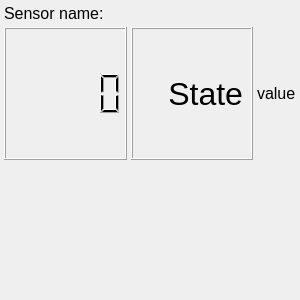
Pvg08/ESP_CStation, file CStation/widgets/sensorblock.ui: the form before one commit.
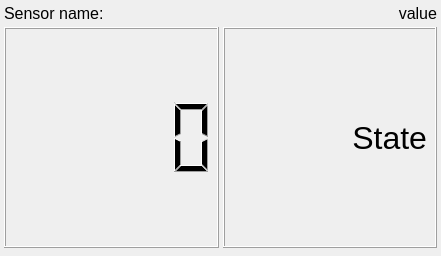
The form after the commit.

What changed in the file:
```diff
--- a/CStation/widgets/sensorblock.ui
+++ b/CStation/widgets/sensorblock.ui
@@ -6,14 +6,14 @@
    <rect>
     <x>0</x>
     <y>0</y>
-    <width>300</width>
-    <height>300</height>
+    <width>441</width>
+    <height>256</height>
    </rect>
   </property>
   <property name="minimumSize">
    <size>
     <width>300</width>
-    <height>300</height>
+    <height>100</height>
    </size>
   </property>
   <property name="windowTitle">
@@ -36,6 +36,8 @@
     <number>4</number>
    </property>
    <item>
+    <layout class="QHBoxLayout" name="horizontalLayout_2">
+     <item>
     <widget class="QLabel" name="label_sensor_name">
      <property name="sizePolicy">
       <sizepolicy hsizetype="Preferred" vsizetype="Fixed">
@@ -58,6 +60,29 @@
     </widget>
    </item>
    <item>
+      <widget class="QLabel" name="label_em">
+       <property name="sizePolicy">
+        <sizepolicy hsizetype="Fixed" vsizetype="Preferred">
+         <horstretch>0</horstretch>
+         <verstretch>0</verstretch>
+        </sizepolicy>
+       </property>
+       <property name="font">
+        <font>
+         <pointsize>12</pointsize>
+        </font>
+       </property>
+       <property name="text">
+        <string>value</string>
+       </property>
+       <property name="alignment">
+        <set>Qt::AlignRight|Qt::AlignTrailing|Qt::AlignVCenter</set>
+       </property>
+      </widget>
+     </item>
+    </layout>
+   </item>
+   <item>
     <layout class="QHBoxLayout" name="horizontalLayout">
      <item>
       <widget class="QLCDNumber" name="lcdNumber_value">
@@ -67,10 +92,22 @@
          <verstretch>0</verstretch>
         </sizepolicy>
        </property>
+       <property name="cursor">
+        <cursorShape>OpenHandCursor</cursorShape>
+       </property>
+       <property name="segmentStyle">
+        <enum>QLCDNumber::Filled</enum>
+       </property>
       </widget>
      </item>
      <item>
       <widget class="QLabel" name="label_value">
+       <property name="sizePolicy">
+        <sizepolicy hsizetype="Preferred" vsizetype="MinimumExpanding">
+         <horstretch>0</horstretch>
+         <verstretch>0</verstretch>
+        </sizepolicy>
+       </property>
        <property name="font">
         <font>
          <pointsize>24</pointsize>
@@ -93,30 +130,12 @@
        </property>
       </widget>
      </item>
-     <item>
-      <widget class="QLabel" name="label_em">
-       <property name="sizePolicy">
-        <sizepolicy hsizetype="Fixed" vsizetype="Preferred">
-         <horstretch>0</horstretch>
-         <verstretch>0</verstretch>
-        </sizepolicy>
-       </property>
-       <property name="font">
-        <font>
-         <pointsize>12</pointsize>
-        </font>
-       </property>
-       <property name="text">
-        <string>value</string>
-       </property>
-      </widget>
-     </item>
     </layout>
    </item>
    <item>
     <widget class="QWidget" name="widget_graphic" native="true">
      <property name="sizePolicy">
-      <sizepolicy hsizetype="Preferred" vsizetype="MinimumExpanding">
+      <sizepolicy hsizetype="Preferred" vsizetype="Minimum">
        <horstretch>0</horstretch>
        <verstretch>0</verstretch>
       </sizepolicy>
```
Left out of the diff: 11 changed lines with no effect on the pictures. Lines whose indentation alone changed are shown as unchanged.
